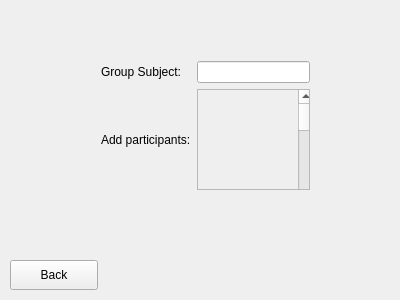
Qt form add_group.ui (allenh1/timefuse-client) before a commit.
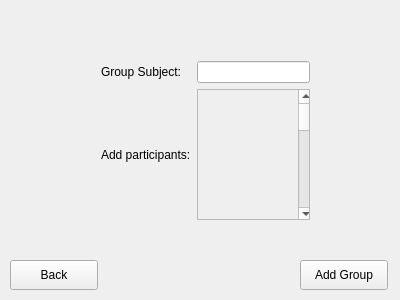
The same form after that commit.

Commit message: editted size of window and add another button to add group

```diff
--- a/add_group.ui
+++ b/add_group.ui
@@ -19,7 +19,7 @@
      <x>90</x>
      <y>50</y>
      <width>231</width>
-     <height>151</height>
+     <height>181</height>
     </rect>
    </property>
    <layout class="QGridLayout" name="gridLayout">
@@ -51,7 +51,7 @@
          <x>0</x>
          <y>0</y>
          <width>121</width>
-         <height>111</height>
+         <height>141</height>
         </rect>
        </property>
        <widget class="QScrollBar" name="verticalScrollBar">
@@ -60,7 +60,7 @@
           <x>100</x>
           <y>0</y>
           <width>16</width>
-          <height>160</height>
+          <height>131</height>
          </rect>
         </property>
         <property name="orientation">
@@ -85,6 +85,19 @@
     <string>Back</string>
    </property>
   </widget>
+  <widget class="QPushButton" name="add_group_button">
+   <property name="geometry">
+    <rect>
+     <x>300</x>
+     <y>260</y>
+     <width>88</width>
+     <height>30</height>
+    </rect>
+   </property>
+   <property name="text">
+    <string>Add Group</string>
+   </property>
+  </widget>
  </widget>
  <layoutdefault spacing="6" margin="11"/>
  <resources/>
```
